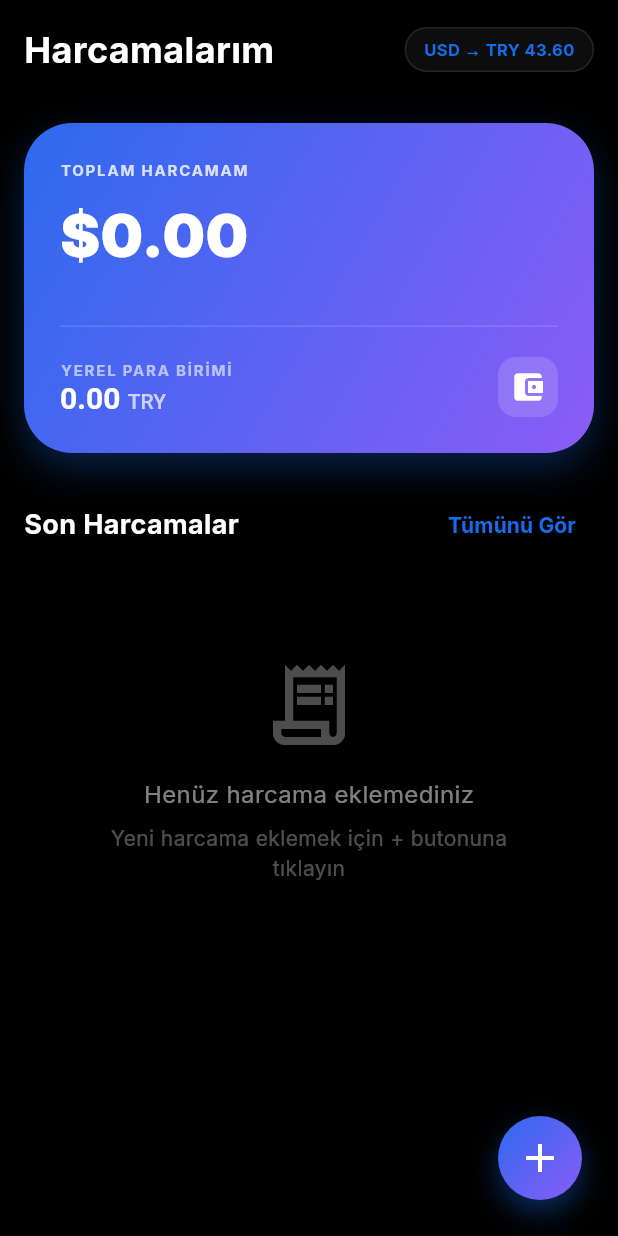
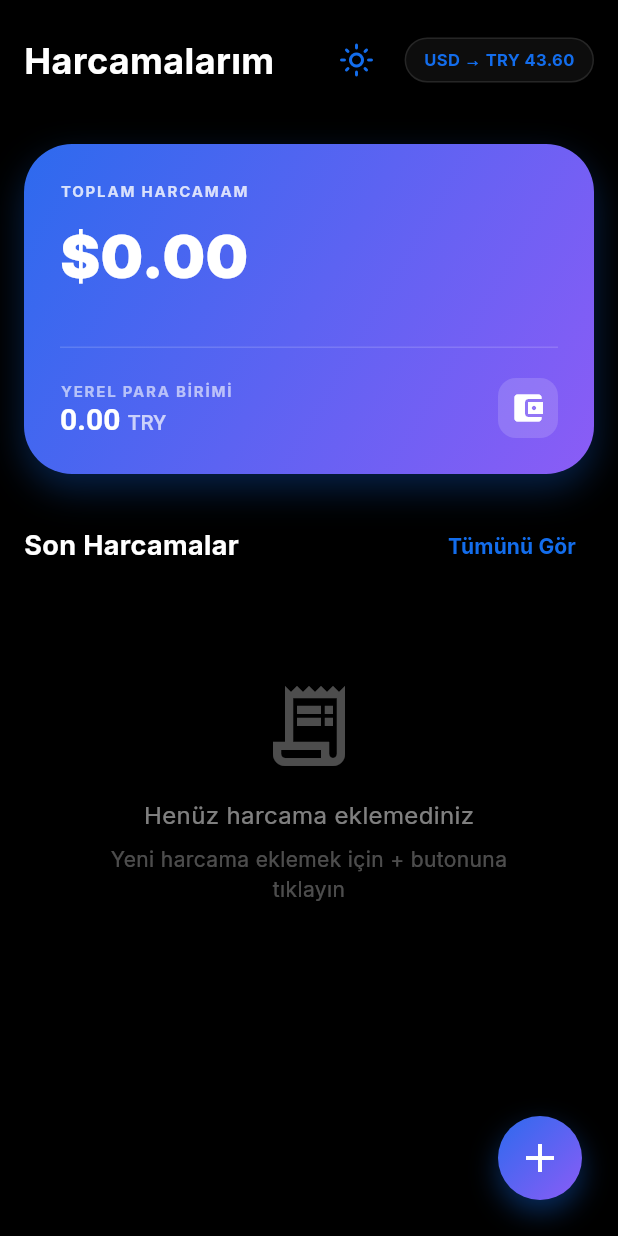
Before and after one commit to emirhan-coban/finance_tracker, a Flutter app: the screen it shows after launch, on a phone screen of 412 x 824 dp. Run offline on Flutter 3.47's test engine with Material 3 defaults, Android fonts, the phone set to English and light mode, and no system bars; our stand-ins replace google_fonts, image_picker, shared_preferences; missing offline and left inert: google_mlkit_text_recognition; network calls fail.

Commit message:
Add theme provider, light theme, pull-to-refresh
Add ThemeProvider for app-wide theme state and toggle (providers/theme_provider.dart). Wrap app with MultiProvider and consume ThemeProvider in main so MaterialApp uses the provider's ThemeMode. Implement a lightTheme in AppTheme and adjust theme colors, text and input styles. Update Dashboard: add a theme toggle button in the header, adapt header/rate pill styling for light/dark, and wrap the expenses list with a RefreshIndicator that calls ExpenseProvider.refreshData(). Add refreshData() to ExpenseProvider to concurrently reload expenses and rates and make related UI/snackbar/dismissal layout adjustments.

```diff
--- a/lib/main.dart
+++ b/lib/main.dart
@@ -3,11 +3,15 @@ import 'package:finance_tracker/theme/app_theme.dart';
 import 'package:flutter/material.dart';
 import 'package:provider/provider.dart';
 import 'package:finance_tracker/providers/expense_provider.dart';
+import 'package:finance_tracker/providers/theme_provider.dart';
 
 void main() {
   runApp(
-    ChangeNotifierProvider(
-      create: (_) => ExpenseProvider(),
+    MultiProvider(
+      providers: [
+        ChangeNotifierProvider(create: (_) => ExpenseProvider()),
+        ChangeNotifierProvider(create: (_) => ThemeProvider()),
+      ],
       child: const FinanceTrackerApp(),
     ),
   );
@@ -18,13 +22,17 @@ class FinanceTrackerApp extends StatelessWidget {
 
   @override
   Widget build(BuildContext context) {
-    return MaterialApp(
-      title: 'Finance Tracker',
-      debugShowCheckedModeBanner: false,
-      theme: AppTheme.darkTheme,
-      darkTheme: AppTheme.darkTheme,
-      themeMode: ThemeMode.dark, // Force dark mode as per design
-      home: const DashboardScreen(),
+    return Consumer<ThemeProvider>(
+      builder: (context, themeProvider, child) {
+        return MaterialApp(
+          title: 'Finance Tracker',
+          debugShowCheckedModeBanner: false,
+          theme: AppTheme.lightTheme,
+          darkTheme: AppTheme.darkTheme,
+          themeMode: themeProvider.themeMode,
+          home: const DashboardScreen(),
+        );
+      },
     );
   }
 }
--- a/lib/providers/expense_provider.dart
+++ b/lib/providers/expense_provider.dart
@@ -38,7 +38,13 @@ class ExpenseProvider extends ChangeNotifier {
       debugPrint('Error fetching rates: $e');
       _isLoadingRates = false;
       notifyListeners();
+      _isLoadingRates = false;
+      notifyListeners();
     }
+  }
+
+  Future<void> refreshData() async {
+    await Future.wait([_loadExpenses(), _fetchRates()]);
   }
 
   Future<void> addExpense(Expense expense) async {
--- /dev/null
+++ b/lib/providers/theme_provider.dart
@@ -0,0 +1,16 @@
+import 'package:flutter/material.dart';
+
+class ThemeProvider extends ChangeNotifier {
+  ThemeMode _themeMode = ThemeMode.dark;
+
+  ThemeMode get themeMode => _themeMode;
+
+  bool get isDarkMode => _themeMode == ThemeMode.dark;
+
+  void toggleTheme() {
+    _themeMode = _themeMode == ThemeMode.dark
+        ? ThemeMode.light
+        : ThemeMode.dark;
+    notifyListeners();
+  }
+}
--- a/lib/screens/dashboard_screen.dart
+++ b/lib/screens/dashboard_screen.dart
@@ -1,5 +1,6 @@
 import 'package:finance_tracker/screens/add_expense_screen.dart';
 import '../theme/app_theme.dart';
+import 'package:finance_tracker/providers/theme_provider.dart';
 import 'package:finance_tracker/screens/all_expenses_screen.dart';
 import 'package:finance_tracker/widgets/expense_card.dart';
 import 'package:flutter/material.dart';
@@ -22,11 +23,18 @@ class DashboardScreen extends StatelessWidget {
                 bottom: false,
                 child: Column(
                   children: [
-                    _buildHeader(theme, provider),
+                    _buildHeader(context, theme, provider),
                     Expanded(
+                      child: RefreshIndicator(
+                        onRefresh: () async {
+                          await provider.refreshData();
+                        },
                         child: SingleChildScrollView(
+                          physics: const AlwaysScrollableScrollPhysics(),
                           child: Padding(
-                          padding: const EdgeInsets.symmetric(horizontal: 16.0),
+                            padding: const EdgeInsets.symmetric(
+                              horizontal: 16.0,
+                            ),
                             child: Column(
                               crossAxisAlignment: CrossAxisAlignment.start,
                               children: [
@@ -43,16 +51,18 @@ class DashboardScreen extends StatelessWidget {
                                       .map(
                                         (e) => Dismissible(
                                           key: Key(e.id),
-                                        direction: DismissDirection.endToStart,
+                                          direction:
+                                              DismissDirection.endToStart,
                                           background: Container(
                                             margin: const EdgeInsets.only(
                                               bottom: 12,
                                             ),
                                             decoration: BoxDecoration(
-                                            color: Colors.red.withOpacity(0.9),
-                                            borderRadius: BorderRadius.circular(
-                                              24,
+                                              color: Colors.red.withOpacity(
+                                                0.9,
                                               ),
+                                              borderRadius:
+                                                  BorderRadius.circular(24),
                                             ),
                                             alignment: Alignment.centerRight,
                                             padding: const EdgeInsets.only(
@@ -91,6 +101,7 @@ class DashboardScreen extends StatelessWidget {
                                       ),
                                 const SizedBox(height: 100),
                               ],
+                            ),
                           ),
                         ),
                       ),
@@ -137,7 +148,11 @@ class DashboardScreen extends StatelessWidget {
     );
   }
 
-  Widget _buildHeader(ThemeData theme, ExpenseProvider provider) {
+  Widget _buildHeader(
+    BuildContext context,
+    ThemeData theme,
+    ExpenseProvider provider,
+  ) {
     return Padding(
       padding: const EdgeInsets.symmetric(horizontal: 16, vertical: 16),
       child: Row(
@@ -145,18 +160,44 @@ class DashboardScreen extends StatelessWidget {
         children: [
           const Text(
             'Harcamalarım',
-            style: TextStyle(
-              fontSize: 24,
-              fontWeight: FontWeight.bold,
-              color: Colors.white,
+            style: TextStyle(fontSize: 24, fontWeight: FontWeight.bold),
+          ),
+          Row(
+            children: [
+              IconButton(
+                onPressed: () {
+                  Provider.of<ThemeProvider>(
+                    context,
+                    listen: false,
+                  ).toggleTheme();
+                },
+                icon: Consumer<ThemeProvider>(
+                  builder: (context, themeProvider, _) {
+                    return Icon(
+                      themeProvider.isDarkMode
+                          ? Icons.light_mode_outlined
+                          : Icons.dark_mode_outlined,
+                      color: theme.colorScheme.primary,
+                    );
+                  },
                 ),
               ),
+              const SizedBox(width: 8),
               Container(
-            padding: const EdgeInsets.symmetric(horizontal: 12, vertical: 6),
+                padding: const EdgeInsets.symmetric(
+                  horizontal: 12,
+                  vertical: 6,
+                ),
                 decoration: BoxDecoration(
-              color: Colors.white.withOpacity(0.05),
+                  color: theme.brightness == Brightness.dark
+                      ? Colors.white.withOpacity(0.05)
+                      : Colors.black.withOpacity(0.05),
                   borderRadius: BorderRadius.circular(20),
-              border: Border.all(color: Colors.white.withOpacity(0.1)),
+                  border: Border.all(
+                    color: theme.brightness == Brightness.dark
+                        ? Colors.white.withOpacity(0.1)
+                        : Colors.black.withOpacity(0.1),
+                  ),
                 ),
                 child: provider.isLoadingRates
                     ? SizedBox(
@@ -175,6 +216,8 @@ class DashboardScreen extends StatelessWidget {
                           color: theme.colorScheme.primary,
                         ),
                       ),
+              ),
+            ],
           ),
         ],
       ),
--- a/lib/theme/app_theme.dart
+++ b/lib/theme/app_theme.dart
@@ -12,6 +12,14 @@ class AppTheme {
   static const Color backgroundDark = Color(0xFF000000); // Deep Black
   static const Color surfaceDark = Color(0xFF18181B); // Zinc 900
   static const Color surfaceLight = Color(0xFF27272A); // Zinc 800
+
+  // Light Theme Colors
+  static const Color backgroundLight = Color(0xFFF4F4F5); // Zinc 100
+  static const Color surfaceLightMode = Color(0xFFFFFFFF); // White
+  static const Color textBlack = Color(0xFF18181B); // Zinc 900
+  static const Color textGray = Color(0xFF52525B); // Zinc 600
+  static const Color borderLight = Color(0xFFE4E4E7); // Zinc 200
+  static const Color fieldLight = Color(0xFFF4F4F5); // Zinc 100
 
   // Gradient Colors
   static const LinearGradient mainGradient = LinearGradient(
@@ -91,4 +99,59 @@ class AppTheme {
       ),
     );
   }
+
+  static ThemeData get lightTheme {
+    return ThemeData(
+      useMaterial3: true,
+      brightness: Brightness.light,
+      scaffoldBackgroundColor: backgroundLight,
+      primaryColor: primaryColor,
+      colorScheme: const ColorScheme.light(
+        primary: primaryColor,
+        surface: surfaceLightMode,
+        onSurface: textBlack,
+        background: backgroundLight,
+        secondary: primaryColor,
+        outline: borderLight,
+        surfaceContainerHighest: fieldLight,
+        onSurfaceVariant: textGray,
+      ),
+      textTheme: GoogleFonts.interTextTheme(
+        ThemeData.light().textTheme,
+      ).apply(bodyColor: textBlack, displayColor: textBlack),
+      iconTheme: const IconThemeData(color: textBlack),
+      inputDecorationTheme: InputDecorationTheme(
+        filled: true,
+        fillColor: fieldLight,
+        hintStyle: const TextStyle(color: textGray),
+        border: OutlineInputBorder(
+          borderSide: const BorderSide(color: borderLight),
+          borderRadius: BorderRadius.circular(16),
+        ),
+        enabledBorder: OutlineInputBorder(
+          borderSide: const BorderSide(color: borderLight),
+          borderRadius: BorderRadius.circular(16),
+        ),
+        focusedBorder: OutlineInputBorder(
+          borderSide: const BorderSide(color: primaryColor),
+          borderRadius: BorderRadius.circular(16),
+        ),
+        contentPadding: const EdgeInsets.symmetric(
+          horizontal: 20,
+          vertical: 16,
+        ),
+      ),
+      elevatedButtonTheme: ElevatedButtonThemeData(
+        style: ElevatedButton.styleFrom(
+          backgroundColor: primaryColor,
+          foregroundColor: textWhite,
+          shape: RoundedRectangleBorder(
+            borderRadius: BorderRadius.circular(16),
+          ),
+          textStyle: const TextStyle(fontWeight: FontWeight.bold, fontSize: 16),
+          padding: const EdgeInsets.symmetric(vertical: 16),
+        ),
+      ),
+    );
+  }
 }
```
Lines whose indentation alone changed are shown as unchanged.
